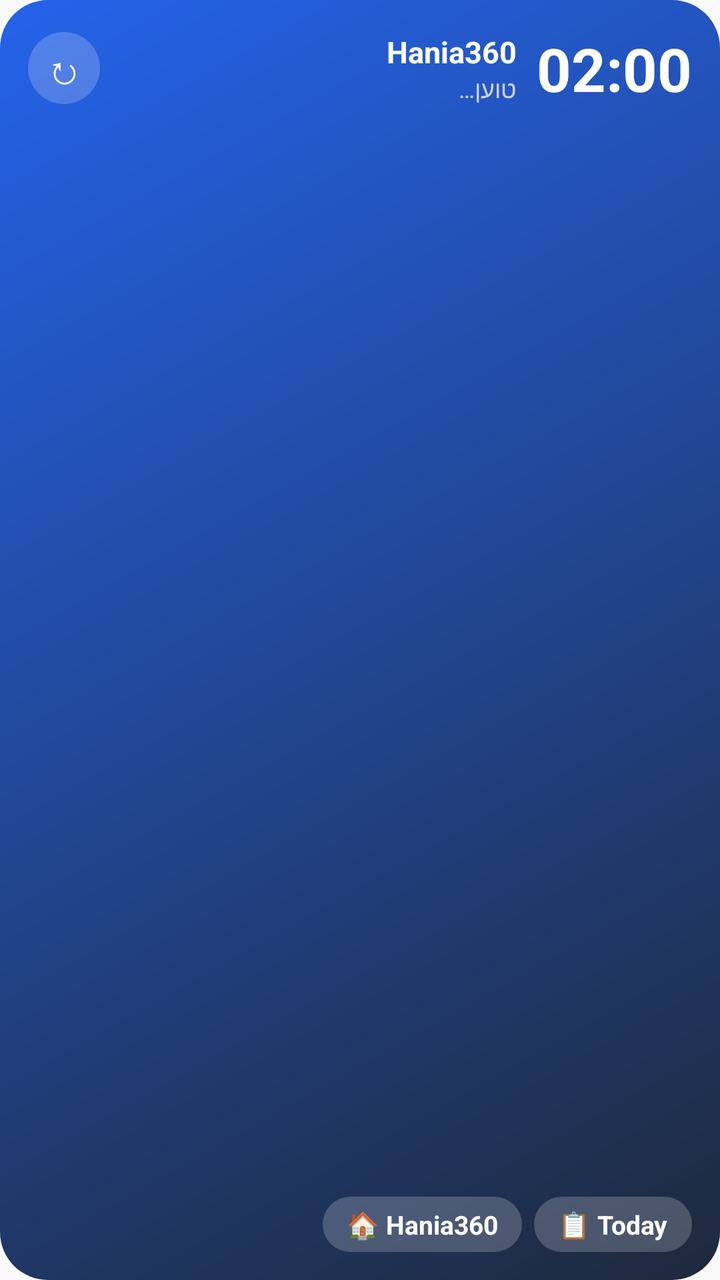
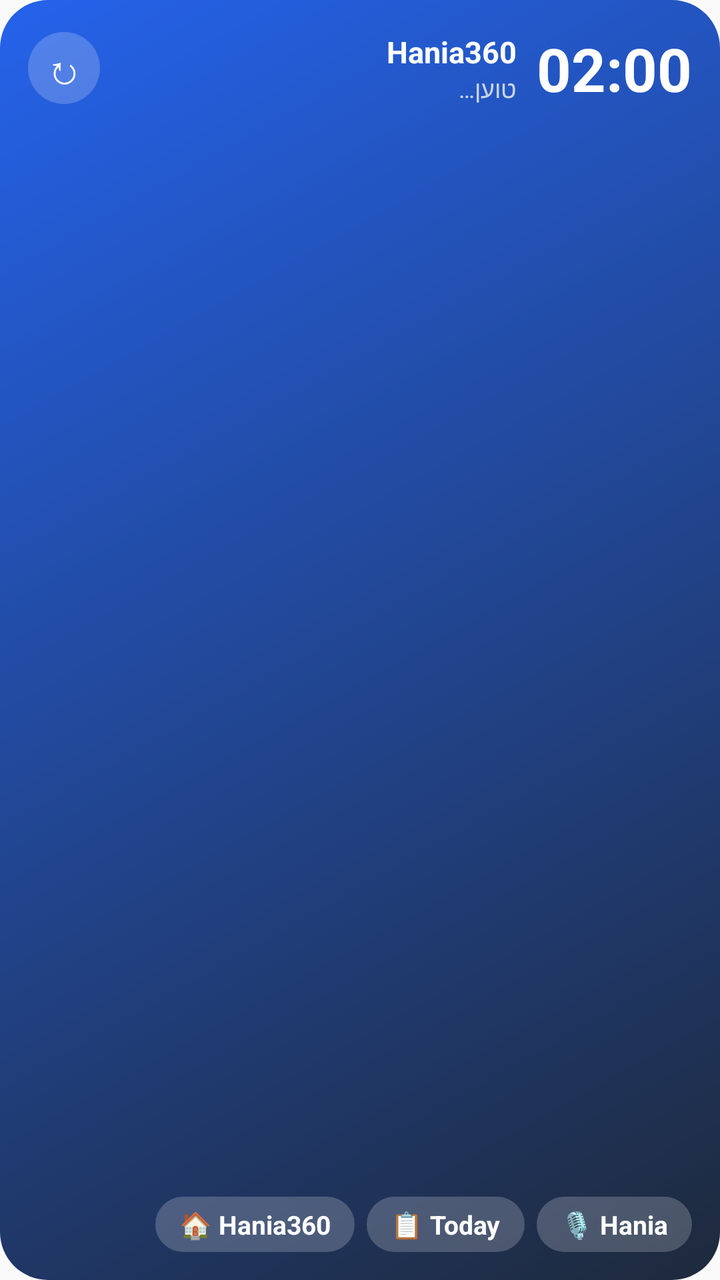

An Android layout rendered at two revisions. The XML below is the earlier revision; the diff shows what the commit changed to produce the second picture.
<!-- AndroidManifest.xml: application theme android:Theme.Material.Light.NoActionBar -->
<!-- res/layout/widget.xml -->
<?xml version="1.0" encoding="utf-8"?>
<LinearLayout xmlns:android="http://schemas.android.com/apk/res/android" android:id="@+id/root"
    android:layout_width="match_parent" android:layout_height="match_parent" android:orientation="vertical"
    android:background="@drawable/widget_bg" android:padding="14dp" android:layoutDirection="rtl">
  <LinearLayout android:layout_width="match_parent" android:layout_height="wrap_content" android:orientation="horizontal" android:gravity="center_vertical">
    <TextClock android:id="@+id/clock" android:layout_width="wrap_content" android:layout_height="wrap_content" android:format12Hour="HH:mm" android:format24Hour="HH:mm"
        android:timeZone="Asia/Jerusalem" android:textColor="#FFFFFF" android:textSize="30sp" android:textStyle="bold" android:layout_marginEnd="10dp" />
    <LinearLayout android:layout_width="0dp" android:layout_weight="1" android:layout_height="wrap_content" android:orientation="vertical">
      <TextView android:id="@+id/day" android:layout_width="match_parent" android:layout_height="wrap_content" android:textColor="#FFFFFF" android:textSize="15sp" android:textStyle="bold" android:maxLines="1" android:ellipsize="end" android:text="Hania360" android:textAlignment="viewStart" />
      <TextView android:id="@+id/sub" android:layout_width="match_parent" android:layout_height="wrap_content" android:textColor="#CBD5E1" android:textSize="12sp" android:maxLines="1" android:ellipsize="end" android:text="טוען…" android:textAlignment="viewStart" />
    </LinearLayout>
    <TextView android:id="@+id/refresh" android:layout_width="36dp" android:layout_height="36dp" android:gravity="center" android:text="↻" android:textColor="#FFFFFF" android:textSize="20sp" android:background="@drawable/pill" />
  </LinearLayout>
  <TextView android:id="@+id/shab" android:layout_width="match_parent" android:layout_height="wrap_content" android:layout_marginTop="10dp" android:textColor="#FFFFFF" android:textSize="14sp" android:maxLines="1" android:ellipsize="end" android:textAlignment="viewStart" />
  <TextView android:id="@+id/chag" android:layout_width="match_parent" android:layout_height="wrap_content" android:layout_marginTop="3dp" android:textColor="#FFFFFF" android:textSize="14sp" android:maxLines="1" android:ellipsize="end" android:textAlignment="viewStart" />
  <TextView android:id="@+id/wx" android:layout_width="match_parent" android:layout_height="wrap_content" android:layout_marginTop="3dp" android:textColor="#FFFFFF" android:textSize="14sp" android:maxLines="1" android:ellipsize="end" android:textAlignment="viewStart" />
  <TextView android:id="@+id/me" android:layout_width="match_parent" android:layout_height="wrap_content" android:layout_marginTop="7dp" android:textColor="#FFFFFF" android:textSize="13.5sp" android:maxLines="3" android:ellipsize="end" android:lineSpacingExtra="2dp" android:textAlignment="viewStart" android:background="@drawable/pill" android:paddingStart="10dp" android:paddingEnd="10dp" android:paddingTop="5dp" android:paddingBottom="5dp" android:visibility="gone" />
  <TextView android:id="@+id/news" android:layout_width="match_parent" android:layout_height="0dp" android:layout_weight="1" android:layout_marginTop="6dp" android:textColor="#E2E8F0" android:textSize="13sp" android:maxLines="3" android:ellipsize="end" android:textAlignment="viewStart" />
  <LinearLayout android:layout_width="match_parent" android:layout_height="wrap_content" android:orientation="horizontal" android:layout_marginTop="6dp" android:gravity="center_vertical">
    <TextView android:id="@+id/today" android:layout_width="wrap_content" android:layout_height="wrap_content" android:text="📋 Today" android:textColor="#FFFFFF" android:textSize="13sp" android:textStyle="bold" android:background="@drawable/pill" android:paddingStart="12dp" android:paddingEnd="12dp" android:paddingTop="5dp" android:paddingBottom="5dp" android:layout_marginEnd="6dp" />
    <TextView android:id="@+id/open" android:layout_width="wrap_content" android:layout_height="wrap_content" android:text="🏠 Hania360" android:textColor="#FFFFFF" android:textSize="13sp" android:textStyle="bold" android:background="@drawable/pill" android:paddingStart="12dp" android:paddingEnd="12dp" android:paddingTop="5dp" android:paddingBottom="5dp" />
    <TextView android:id="@+id/at" android:layout_width="0dp" android:layout_weight="1" android:layout_height="wrap_content" android:textColor="#94A3B8" android:textSize="11sp" android:gravity="end" />
  </LinearLayout>
</LinearLayout>
<!-- resources referenced by this layout -->
<resources>
  <!-- drawable pill (drawable) -->
  <?xml version="1.0" encoding="utf-8"?>
  <shape xmlns:android="http://schemas.android.com/apk/res/android" android:shape="rectangle">
    <solid android:color="#33FFFFFF" />
    <corners android:radius="99dp" />
  </shape>
  <!-- drawable widget_bg (drawable) -->
  <?xml version="1.0" encoding="utf-8"?>
  <shape xmlns:android="http://schemas.android.com/apk/res/android" android:shape="rectangle">
    <gradient android:angle="135" android:startColor="#1E293B" android:endColor="#2563EB" />
    <corners android:radius="24dp" />
  </shape>
</resources>

<!-- the commit's change to res/layout/widget.xml (unified diff, before → after) -->
@@ -17,6 +17,7 @@
   <TextView android:id="@+id/me" android:layout_width="match_parent" android:layout_height="wrap_content" android:layout_marginTop="7dp" android:textColor="#FFFFFF" android:textSize="13.5sp" android:maxLines="3" android:ellipsize="end" android:lineSpacingExtra="2dp" android:textAlignment="viewStart" android:background="@drawable/pill" android:paddingStart="10dp" android:paddingEnd="10dp" android:paddingTop="5dp" android:paddingBottom="5dp" android:visibility="gone" />
   <TextView android:id="@+id/news" android:layout_width="match_parent" android:layout_height="0dp" android:layout_weight="1" android:layout_marginTop="6dp" android:textColor="#E2E8F0" android:textSize="13sp" android:maxLines="3" android:ellipsize="end" android:textAlignment="viewStart" />
   <LinearLayout android:layout_width="match_parent" android:layout_height="wrap_content" android:orientation="horizontal" android:layout_marginTop="6dp" android:gravity="center_vertical">
+    <TextView android:id="@+id/ask" android:layout_width="wrap_content" android:layout_height="wrap_content" android:text="🎙️ Hania" android:textColor="#FFFFFF" android:textSize="13sp" android:textStyle="bold" android:background="@drawable/pill" android:paddingStart="12dp" android:paddingEnd="12dp" android:paddingTop="5dp" android:paddingBottom="5dp" android:layout_marginEnd="6dp" android:contentDescription="לשאול את Hania בקול" />
     <TextView android:id="@+id/today" android:layout_width="wrap_content" android:layout_height="wrap_content" android:text="📋 Today" android:textColor="#FFFFFF" android:textSize="13sp" android:textStyle="bold" android:background="@drawable/pill" android:paddingStart="12dp" android:paddingEnd="12dp" android:paddingTop="5dp" android:paddingBottom="5dp" android:layout_marginEnd="6dp" />
     <TextView android:id="@+id/open" android:layout_width="wrap_content" android:layout_height="wrap_content" android:text="🏠 Hania360" android:textColor="#FFFFFF" android:textSize="13sp" android:textStyle="bold" android:background="@drawable/pill" android:paddingStart="12dp" android:paddingEnd="12dp" android:paddingTop="5dp" android:paddingBottom="5dp" />
     <TextView android:id="@+id/at" android:layout_width="0dp" android:layout_weight="1" android:layout_height="wrap_content" android:textColor="#94A3B8" android:textSize="11sp" android:gravity="end" />
